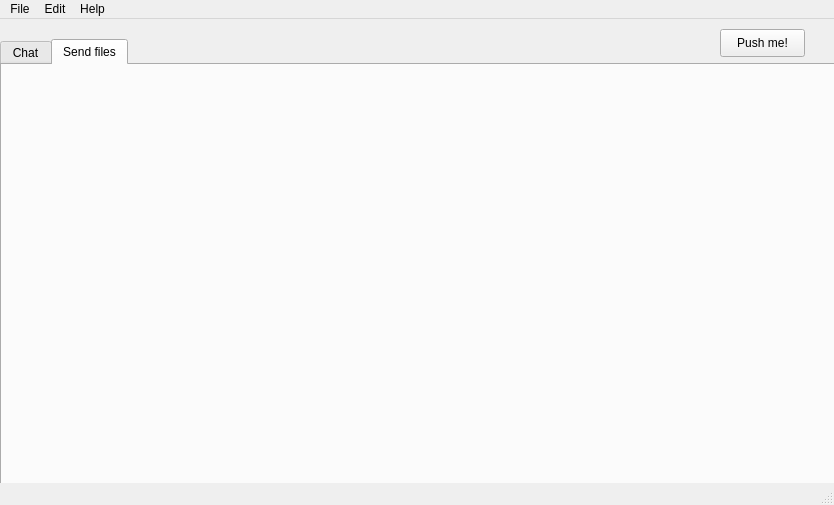
AndresCasasola/metrochat, file mainwindow.ui: the form before one commit.
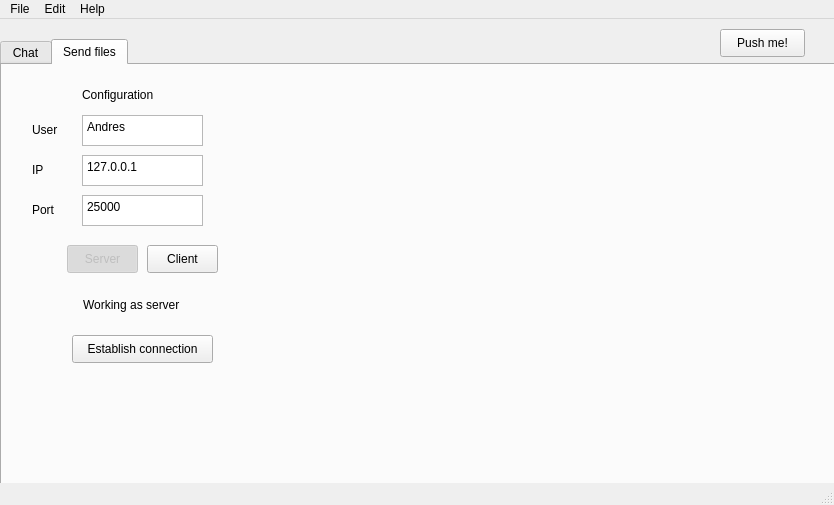
The form after the commit. The open tabs and pages were chosen to show the change.

Patch:
```diff
--- a/mainwindow.ui
+++ b/mainwindow.ui
@@ -223,6 +223,161 @@
      <attribute name="title">
       <string>Send files</string>
      </attribute>
+     <widget class="QLabel" name="ConfigurationTittle_2">
+      <property name="geometry">
+       <rect>
+        <x>80</x>
+        <y>20</y>
+        <width>101</width>
+        <height>20</height>
+       </rect>
+      </property>
+      <property name="text">
+       <string>Configuration</string>
+      </property>
+     </widget>
+     <widget class="QPlainTextEdit" name="PortInput_2">
+      <property name="geometry">
+       <rect>
+        <x>80</x>
+        <y>130</y>
+        <width>121</width>
+        <height>31</height>
+       </rect>
+      </property>
+      <property name="plainText">
+       <string>25000</string>
+      </property>
+     </widget>
+     <widget class="QLabel" name="IPTittle_2">
+      <property name="geometry">
+       <rect>
+        <x>30</x>
+        <y>90</y>
+        <width>21</width>
+        <height>30</height>
+       </rect>
+      </property>
+      <property name="text">
+       <string>IP</string>
+      </property>
+     </widget>
+     <widget class="QLabel" name="ServerClientLabel_2">
+      <property name="geometry">
+       <rect>
+        <x>81</x>
+        <y>230</y>
+        <width>121</width>
+        <height>20</height>
+       </rect>
+      </property>
+      <property name="text">
+       <string>Working as server</string>
+      </property>
+     </widget>
+     <widget class="QPlainTextEdit" name="UserInput_2">
+      <property name="geometry">
+       <rect>
+        <x>80</x>
+        <y>50</y>
+        <width>121</width>
+        <height>31</height>
+       </rect>
+      </property>
+      <property name="plainText">
+       <string>Andres</string>
+      </property>
+     </widget>
+     <widget class="QPlainTextEdit" name="IPInput_2">
+      <property name="geometry">
+       <rect>
+        <x>80</x>
+        <y>90</y>
+        <width>121</width>
+        <height>31</height>
+       </rect>
+      </property>
+      <property name="plainText">
+       <string>127.0.0.1</string>
+      </property>
+     </widget>
+     <widget class="QPushButton" name="ClientButton_2">
+      <property name="geometry">
+       <rect>
+        <x>145</x>
+        <y>180</y>
+        <width>71</width>
+        <height>28</height>
+       </rect>
+      </property>
+      <property name="text">
+       <string>Client</string>
+      </property>
+      <property name="checkable">
+       <bool>true</bool>
+      </property>
+     </widget>
+     <widget class="QPushButton" name="ConnectionButton_2">
+      <property name="geometry">
+       <rect>
+        <x>70</x>
+        <y>270</y>
+        <width>141</width>
+        <height>28</height>
+       </rect>
+      </property>
+      <property name="text">
+       <string>Establish connection</string>
+      </property>
+     </widget>
+     <widget class="QPushButton" name="ServerButton_2">
+      <property name="enabled">
+       <bool>false</bool>
+      </property>
+      <property name="geometry">
+       <rect>
+        <x>65</x>
+        <y>180</y>
+        <width>71</width>
+        <height>28</height>
+       </rect>
+      </property>
+      <property name="text">
+       <string>Server</string>
+      </property>
+      <property name="checkable">
+       <bool>true</bool>
+      </property>
+      <property name="checked">
+       <bool>true</bool>
+      </property>
+     </widget>
+     <widget class="QLabel" name="UserTittle_2">
+      <property name="geometry">
+       <rect>
+        <x>30</x>
+        <y>50</y>
+        <width>41</width>
+        <height>30</height>
+       </rect>
+      </property>
+      <property name="text">
+       <string>User</string>
+      </property>
+     </widget>
+     <widget class="QLabel" name="PortTittle_2">
+      <property name="geometry">
+       <rect>
+        <x>30</x>
+        <y>130</y>
+        <width>31</width>
+        <height>30</height>
+       </rect>
+      </property>
+      <property name="text">
+       <string>Port</string>
+      </property>
+     </widget>
     </widget>
    </widget>
    <widget class="QPushButton" name="pushButton">
```
Left out of the diff: 44 changed lines with no effect on the pictures.
